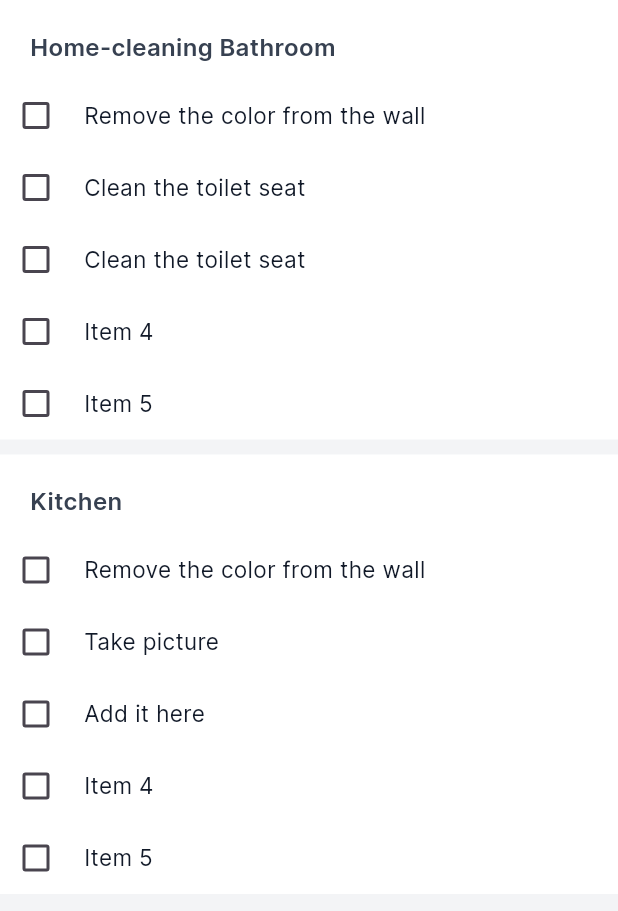
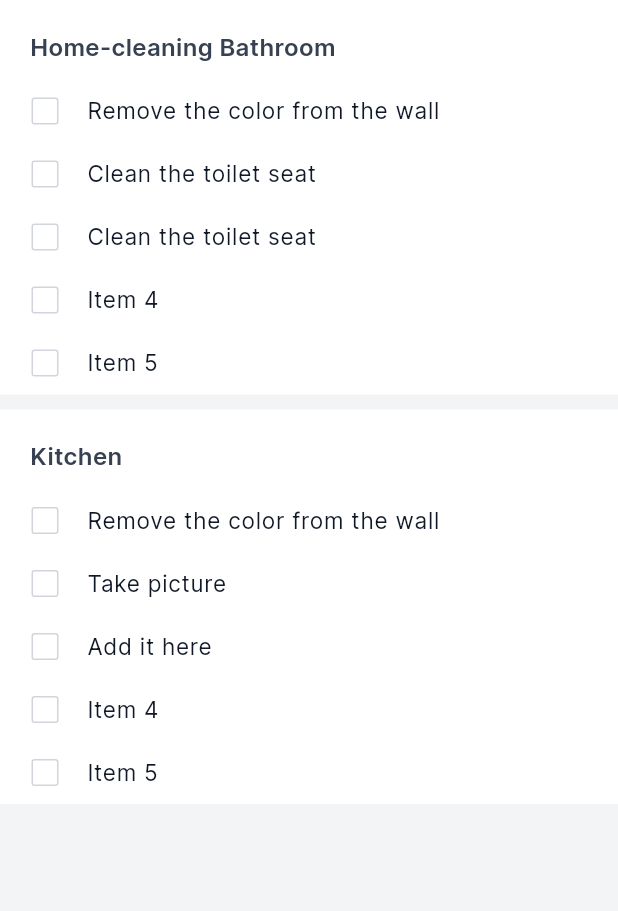
Before and after one commit to SutariyaMitul/Kabox, a Flutter app: the ChecklistScreen screen opened directly, on a phone screen of 412 x 824 dp. Shown: the top 911 px of the screen. Run offline on Flutter 3.47's test engine with Material 3 defaults, Android fonts, the phone set to English and light mode, and no system bars; our stand-ins replace flutter_svg, flutter_switch, fluttertoast, image_picker, permission_handler and 1 more; missing offline and left inert: dart:ffi, flutter_calendar_week; accounts and stored records are empty; project files that could hold a hidden picture were left out.

Commit message:
new commit4

```diff
--- a/lib/Common/common_appbar.dart
+++ b/lib/Common/common_appbar.dart
@@ -26,6 +26,10 @@ class CommonAppbar extends StatefulWidget {
 class _CommonAppbarState extends State<CommonAppbar> {
   @override
   Widget build(BuildContext context) {
+
+    final Size size = MediaQuery.sizeOf(context);
+    final double width = size.width;
+
     return Scaffold(
       //backgroundColor: CommonColor.bgColor,
       resizeToAvoidBottomInset: false,
--- a/lib/employee_screen/workscheduldetail_screen/checklist_screen.dart
+++ b/lib/employee_screen/workscheduldetail_screen/checklist_screen.dart
@@ -14,14 +14,26 @@ class ChecklistScreen extends StatefulWidget {
 
 class _ChecklistScreenState extends State<ChecklistScreen> {
 
-  List<Map<String,dynamic>> checkListData = [
+  List<Map<String, dynamic>> checkListData = [
     {
-      'title':'Home-cleaning Bathroom',
-      'items':['Remove the color from the wall','Clean the toilet seat','Clean the toilet seat','Item 4','Item 5']
+      'title': 'Home-cleaning Bathroom',
+      'items': [
+        {'name': 'Remove the color from the wall', 'isChecked': false},
+        {'name': 'Clean the toilet seat', 'isChecked': true},
+        {'name': 'Clean the toilet seat', 'isChecked': false},
+        {'name': 'Item 4', 'isChecked': true},
+        {'name': 'Item 5', 'isChecked': false}
+      ]
     },
     {
-      'title':'Kitchen',
-      'items':['Remove the color from the wall','Take picture','Add it here','Item 4','Item 5']
+      'title': 'Kitchen',
+      'items': [
+        {'name': 'Remove the color from the wall', 'isChecked': false},
+        {'name': 'Take picture', 'isChecked': false},
+        {'name': 'Add it here', 'isChecked': true},
+        {'name': 'Item 4', 'isChecked': false},
+        {'name': 'Item 5', 'isChecked': false}
+      ]
     }
   ];
   late bool isChecked = false;
@@ -46,20 +58,17 @@ class _ChecklistScreenState extends State<ChecklistScreen> {
               ),
 
               ListView.builder(shrinkWrap: true,itemCount: checkListData[index]['items'].length,itemBuilder: (context, index2) {
-                return Row(
-                  mainAxisAlignment: MainAxisAlignment.start,
-                  children: [
-                    Checkbox(value: false, onChanged: (value) {
+                return CheckboxListTile(value: isChecked, onChanged: (value) {
+                  isChecked == value;
+                  setState(() {
 
-                        setState(() {
-                          isChecked = value!;
-                        });
-                    },),
-                    Padding(
-                      padding: const EdgeInsets.symmetric(horizontal: 8.0),
-                      child: Text(checkListData[index]['items'][index2],style: TextStyles.fifteenTSDarkGrayRegularFour,),
-                    )
-                  ],
+                  });
+                },
+                title: Text(checkListData[index]['items'][index2]['name'],style: TextStyles.fifteenTSDarkGrayRegularFour,),
+                  controlAffinity: ListTileControlAffinity.leading,
+                contentPadding: const EdgeInsets.symmetric(horizontal: 10),
+                  side: BorderSide(color: CommonColor.borderColor,width: 1),
+                  visualDensity: const VisualDensity(horizontal: -4,vertical: -3.5),
                 );
               },)
 
--- a/lib/employee_screen/workscheduldetail_screen/work_schedule_detail.dart
+++ b/lib/employee_screen/workscheduldetail_screen/work_schedule_detail.dart
@@ -88,13 +88,14 @@ class _WorkScheduleDetailState extends State<WorkScheduleDetail>
         },
       ),
       actions: [
-        Padding(
+        SizedBox(
+          width: width*0.7,
+          child: Padding(
             padding: const EdgeInsets.only(right: 3),
             child: Container(
               //constraints: const BoxConstraints(maxHeight: 150.0),
               alignment: Alignment.centerRight,
               height: 35,
-            width: 250,
               decoration: BoxDecoration(
                 color: CommonColor.white,
                 borderRadius: BorderRadius.circular(8),
@@ -151,6 +152,7 @@ class _WorkScheduleDetailState extends State<WorkScheduleDetail>
               ),
             ),
           ),
+        ),
       ],
       body: TabBarView(
         controller: _tabController,
```
Also changed, not shown: lib/demo/mainscreen.dart (deleted, +0 -74 lines), pubspec.lock. Lines whose indentation alone changed are shown as unchanged.
